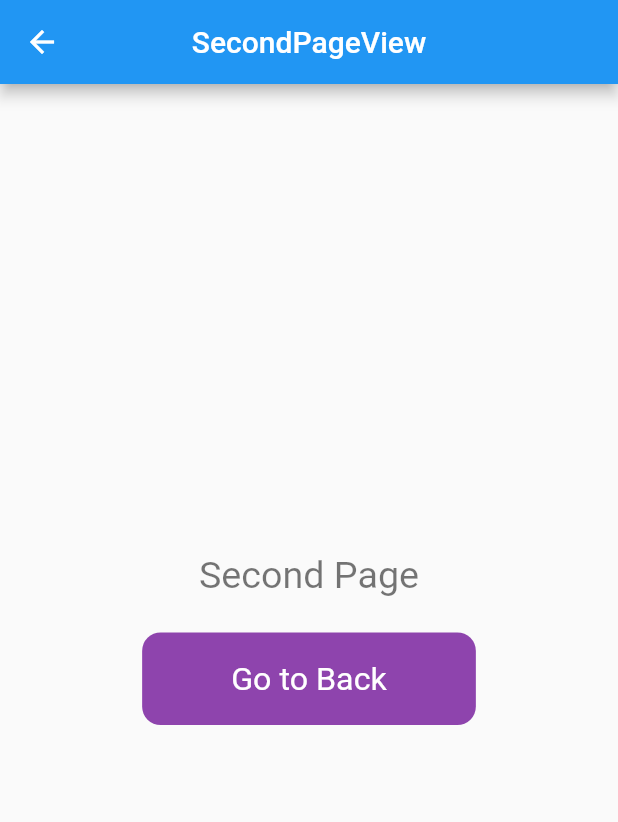
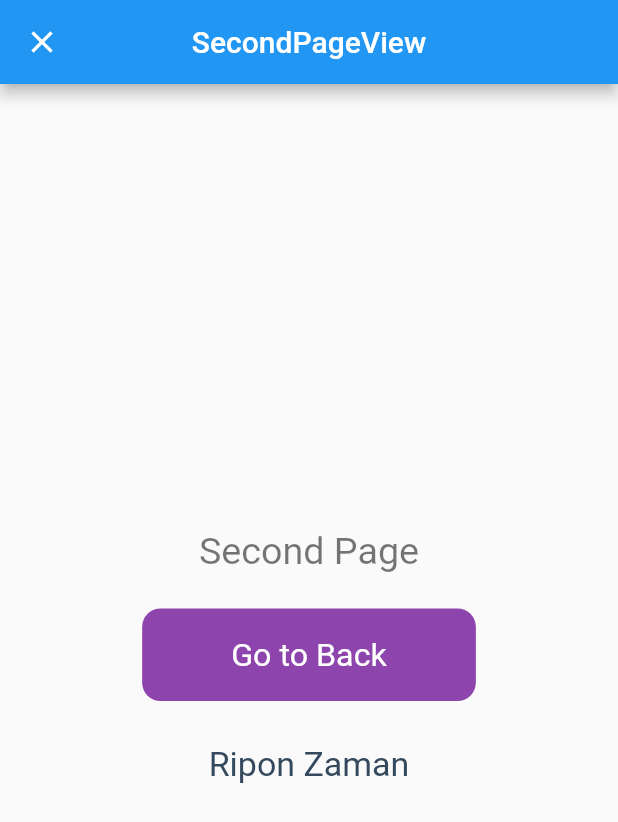
Before and after one commit to bzamanbd/GetX_All, a Flutter app: the screen it shows after launch, after a tap on "Click Here", on a phone screen of 412 x 824 dp. Shown: the top 822 px of the screen. Run offline on Flutter 3.47's test engine with Material 2 defaults, Android fonts, the phone set to English and light mode, and no system bars; our stand-ins replace get.

Commit message:
route navigation done

```diff
--- a/route_navigation/lib/app/modules/home/views/home_view.dart
+++ b/route_navigation/lib/app/modules/home/views/home_view.dart
@@ -1,6 +1,5 @@
 import 'package:flutter/material.dart';
 import 'package:get/get.dart';
-import 'package:route_navigation/app/modules/second_page/views/second_page_view.dart';
 import 'package:route_navigation/app_con.dart';
 import '../controllers/home_controller.dart';
 
@@ -15,21 +14,21 @@ class HomeView extends GetView<HomeController> {
       body: Center(
         child: AppCon.commonWidgets.defaultBtn(
             btnText: 'Click Here',
-            onTap: () async {
-              // Get.to(
-              //   SecondPageView(),
-              //   fullscreenDialog: true,
-              //   transition: Transition.zoom,
-              //   duration: Duration(milliseconds: 4000),
-              // );
-//====================================================================//
-              //to transfer data from one screen to other by arguments//
+//==========getting data from second-page during comming back time===//
+            // onTap: () async {
+            //   var data = await Get.toNamed(
+            //     "/second-page",
+            // arguments: 'text from home screen',
+            //   );
+            //   print(data);
+            // },
 
-              // Get.to(SecondPageView(), arguments: 'Data from home screen'),
-//========================================================================//
-              var data = await Get.to(SecondPageView());
-              print(data);
-              //here data is comming from second page by 'result' key//
+//==============for never comeback=================//
+            // onTap: () => Get.offNamed('/second-page'),
+
+//=============go to next page with dynamic url==================//
+            onTap: () {
+              Get.toNamed("/second-page?fname=Ripon&lname=Zaman");
             }),
       ),
     );
--- a/route_navigation/lib/app/modules/second_page/views/second_page_view.dart
+++ b/route_navigation/lib/app/modules/second_page/views/second_page_view.dart
@@ -22,18 +22,21 @@ class SecondPageView extends GetView<SecondPageController> {
             AppCon.commonWidgets.defaultSpacer(),
             AppCon.commonWidgets.defaultBtn(
               btnText: 'Go to Back',
-              onTap: () => Get.back(result: 'data from second page'),
+//================data sending to the backpage====================//
+              // onTap: () => Get.back(result: 'data from second page'),
+
+//===========go to back=================//
+              onTap: () => Get.back(),
             ),
             AppCon.commonWidgets.defaultSpacer(
               width: 0.0,
             ),
 
-//=========================================================//
-            // AppCon.commonWidgets.defaultText(
-            //   text: '${Get.arguments}',
-            //   color: AppCon.defaultColorTheme.secondaryColor,
-            // ),
-//=========================================================//
+//==========receving data from home screen =========================//
+            AppCon.commonWidgets.defaultText(
+              text: "${Get.parameters['fname']} ${Get.parameters['lname']}",
+              color: AppCon.defaultColorTheme.secondaryColor,
+            ),
           ],
         ),
       ),
--- a/route_navigation/lib/app/routes/app_pages.dart
+++ b/route_navigation/lib/app/routes/app_pages.dart
@@ -1,10 +1,8 @@
 import 'package:get/get.dart';
-
 import 'package:route_navigation/app/modules/home/bindings/home_binding.dart';
 import 'package:route_navigation/app/modules/home/views/home_view.dart';
 import 'package:route_navigation/app/modules/second_page/bindings/second_page_binding.dart';
 import 'package:route_navigation/app/modules/second_page/views/second_page_view.dart';
-
 part 'app_routes.dart';
 
 class AppPages {
@@ -22,6 +20,9 @@ class AppPages {
       name: _Paths.SECOND_PAGE,
       page: () => SecondPageView(),
       binding: SecondPageBinding(),
+      transition: Transition.leftToRight,
+      transitionDuration: Duration(milliseconds: 1000),
+      fullscreenDialog: true,
     ),
   ];
 }
```
